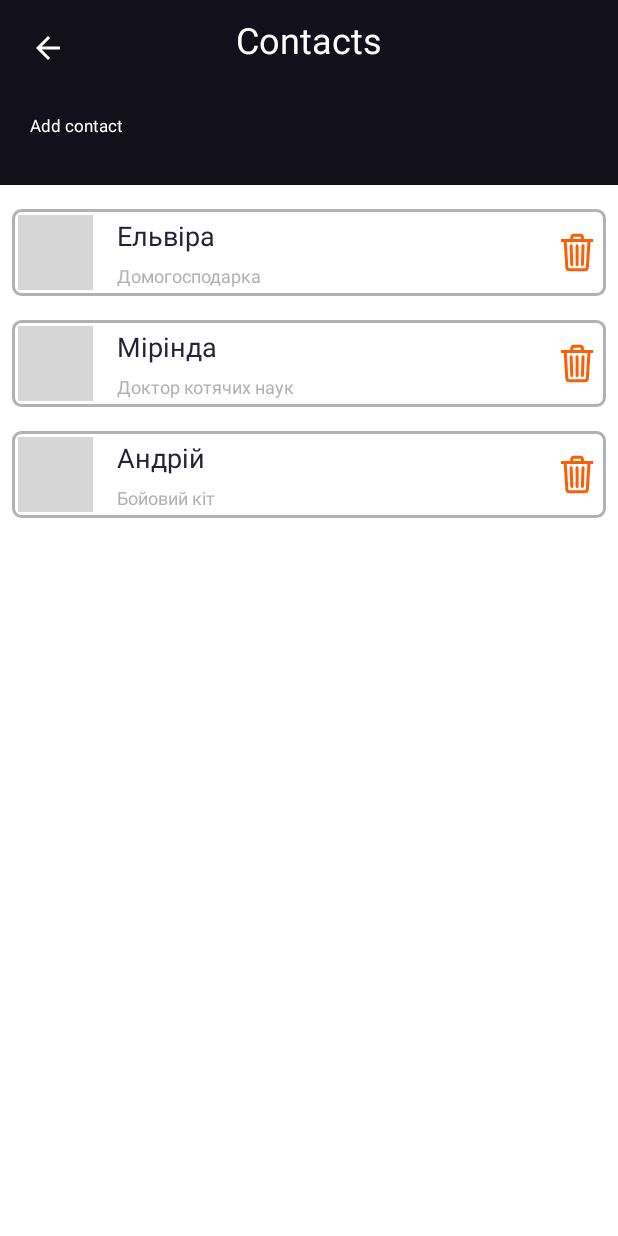
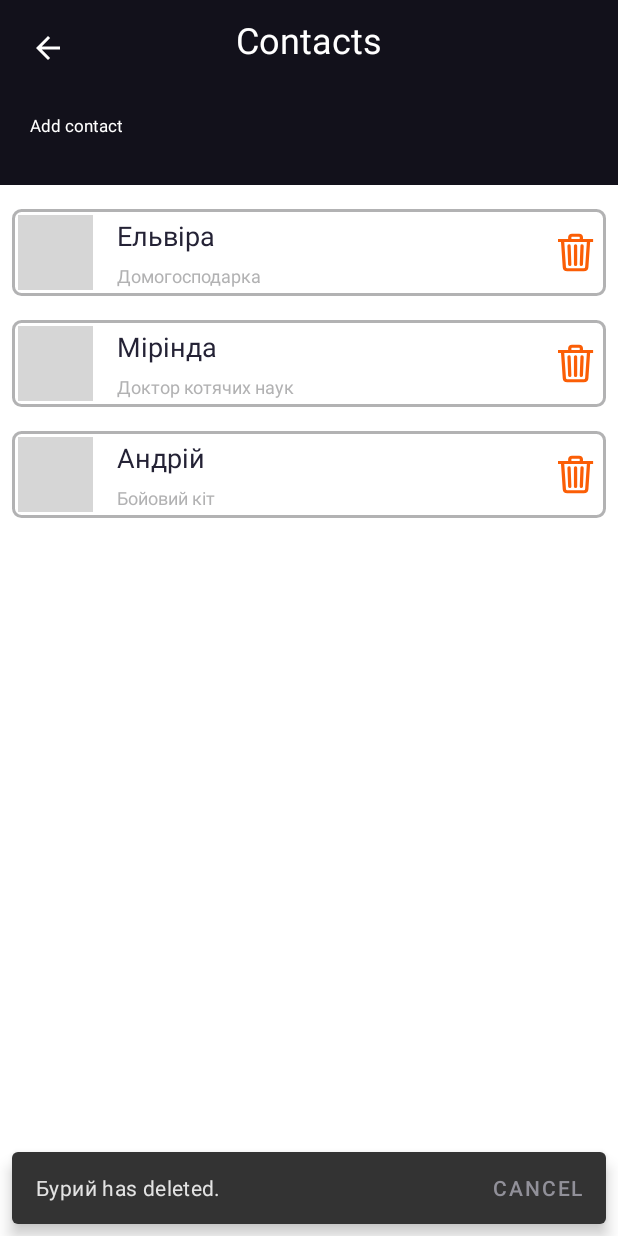
Before and after one commit to OpacareAngelus/level2, an Android app: the screen it shows after launch (MyContactsLayout), after a tap on an icon or button, on a phone screen of 412 x 824 dp. Run offline under Robolectric (Android 15) with nearby library versions, the phone set to English and light mode, and no system bars; pictures from the network do not load; grey boxes are pictures that could not be loaded.

Commit message:
hohoho
hohoho

```diff
--- a/app/src/main/java/adapter/RecyclerAdapter.kt
+++ b/app/src/main/java/adapter/RecyclerAdapter.kt
@@ -6,12 +6,12 @@ import android.view.ViewGroup
 import android.widget.ImageButton
 import android.widget.ImageView
 import android.widget.TextView
-import android.widget.Toast
 import androidx.recyclerview.widget.RecyclerView
 import com.example.level2.R
 import com.example.level2.extension.addImage
 import com.example.level2.model.User
 import com.example.level2.model.UsersViewModel
+import com.google.android.material.snackbar.Snackbar
 
 
 class RecyclerAdapter() : RecyclerView
@@ -45,14 +45,25 @@ class RecyclerAdapter() : RecyclerView
 
     override fun onClick(v: View?) {
         val user = v?.tag as User
-        val context = v?.context
-        when (v?.id) {
+        val delMessage = Snackbar.make(v, "${user.name} has deleted.", Snackbar.LENGTH_LONG)
+        when (v.id) {
             R.id.img_btn_trash_can -> {
                 userList.delete(user.id)
                 notifyItemRemoved(user.id)
                 notifyItemRangeChanged(user.id, userList.size())
-                Toast.makeText(context, "${user.name} has deleted", Toast.LENGTH_SHORT).show()
+                backUser(user, delMessage)
+                delMessage.show()
             }
+
         }
     }
+
+    /**Method back to list of contacts deleted contact if user push "Cancel" on the Snackbar.*/
+    private fun backUser(user: User, delMessage: Snackbar) {
+        delMessage.setAction("Cancel", View.OnClickListener() {
+            userList.add(user.id, user)
+            notifyItemRangeChanged(user.id, userList.size())
+            println("kek")
+        })
+    }
 }
--- a/app/src/main/java/model/UsersViewModel.kt
+++ b/app/src/main/java/model/UsersViewModel.kt
@@ -15,4 +15,6 @@ class UsersViewModel : ViewModel() {
     fun size() = userList.size
 
     fun delete(position: Int) = userList.removeAt(position)
+
+    fun add(id: Int, user: User) = userList.add(id, user)
 }
--- a/app/src/main/res/drawable/trash_can.xml
+++ b/app/src/main/res/drawable/trash_can.xml
@@ -1,23 +1,21 @@
 <vector xmlns:android="http://schemas.android.com/apk/res/android"
-android:width="22dp"
+    android:width="24dp"
     android:height="26dp"
     android:viewportWidth="22"
     android:viewportHeight="26">
     <path
         android:pathData="M2.7693,5.0384L3.8751,22.7307C3.9276,23.753 4.6712,24.5 5.6443,24.5H15.8174C16.7943,24.5 17.5241,23.753 17.5866,22.7307L18.6924,5.0384"
-    android:strokeLineJoin="round"
         android:strokeWidth="2"
-    android:fillColor="#00000000"
         android:strokeColor="?attr/colorSecondary"
-    android:strokeLineCap="round"/>
+        android:strokeLineCap="round"
+        android:strokeLineJoin="round" />
     <path
-    android:pathData="M1,4.0384H0V6.0384H1V4.0384ZM20.4615,6.0384H21.4615V4.0384H20.4615V6.0384ZM1,6.0384H20.4615V4.0384H1V6.0384Z"
-    android:fillColor="?attr/colorSecondary"/>
+        android:fillColor="?attr/colorSecondary"
+        android:pathData="M1,4.0384H0V6.0384H1V4.0384ZM20.4615,6.0384H21.4615V4.0384H20.4615V6.0384ZM1,6.0384H20.4615V4.0384H1V6.0384Z" />
     <path
         android:pathData="M14.7115,8.5769L14.2692,20.9615M7.1923,5.0384V2.8269C7.1918,2.6525 7.2258,2.4797 7.2923,2.3185C7.3588,2.1573 7.4565,2.0108 7.5798,1.8875C7.7031,1.7642 7.8496,1.6664 8.0108,1.5999C8.1721,1.5334 8.3448,1.4995 8.5192,1.5H12.9423C13.1167,1.4995 13.2895,1.5334 13.4507,1.5999C13.6119,1.6664 13.7584,1.7642 13.8817,1.8875C14.005,2.0108 14.1028,2.1573 14.1693,2.3185C14.2358,2.4797 14.2697,2.6525 14.2692,2.8269V5.0384H7.1923ZM10.7308,8.5769V20.9615V8.5769ZM6.75,8.5769L7.1923,20.9615L6.75,8.5769Z"
-    android:strokeLineJoin="round"
         android:strokeWidth="2"
-    android:fillColor="#00000000"
         android:strokeColor="?attr/colorSecondary"
-    android:strokeLineCap="round"/>
+        android:strokeLineCap="round"
+        android:strokeLineJoin="round" />
 </vector>
```
Also changed, not shown: app/src/main/java/adapter/SwipeDetector.kt (added, +78 -0 lines), app/src/main/res/values/strings.xml (+0 -20 lines), 1 other file. Lines whose indentation alone changed are shown as unchanged.
